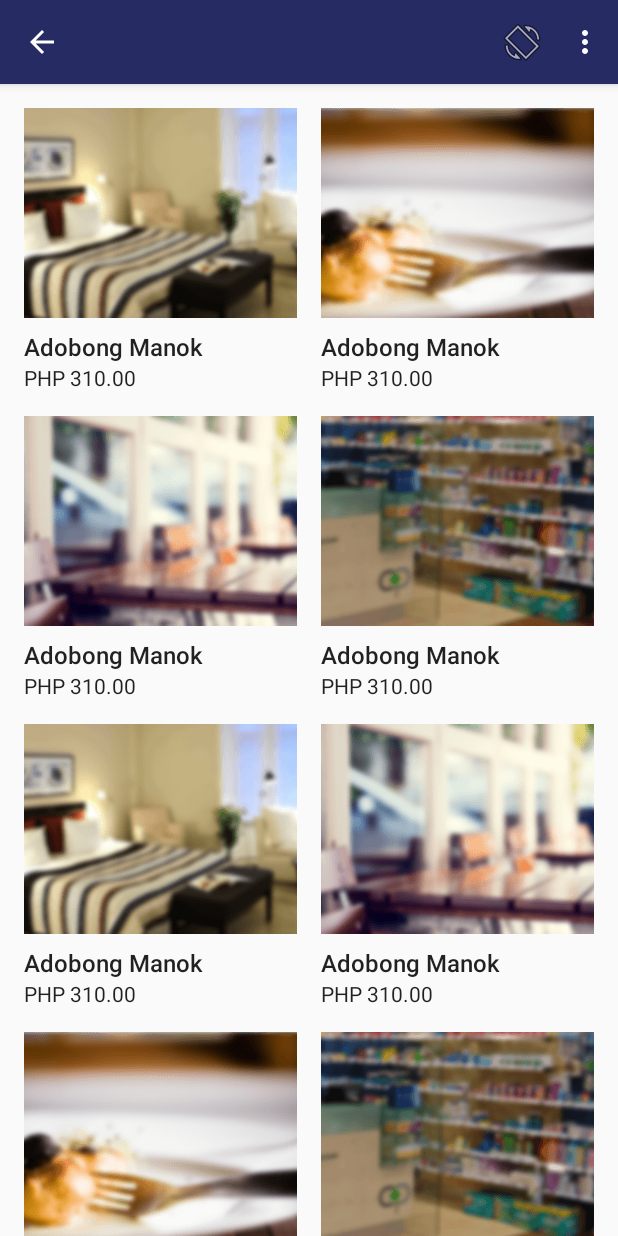
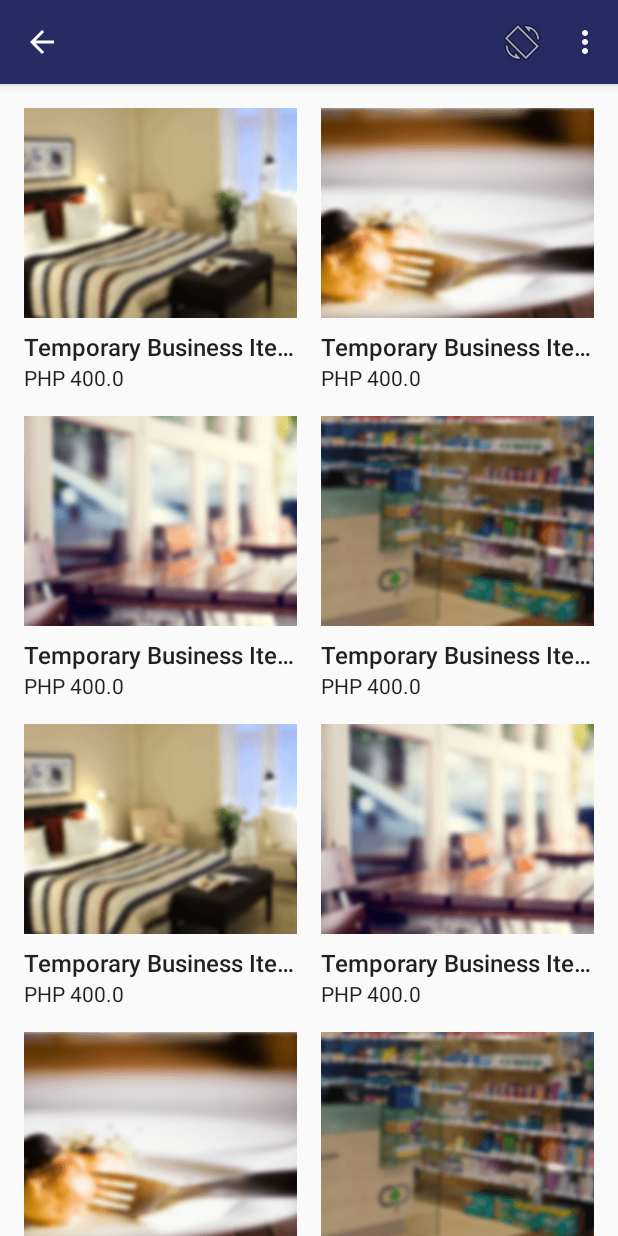
Before and after one commit to rustanacexd/Tara, an Android app: the fragment BusinessMenuFragment placed in its activity, on a phone screen of 412 x 824 dp. Run offline under Robolectric (Android 15) with nearby library versions, the phone set to English and light mode, and no system bars; 1 statement that could not run was skipped.

Commit message:
Business menu now using objects instead of static

```diff
--- a/app/src/main/java/com/trytara/tara/BusinessDetailActivity.java
+++ b/app/src/main/java/com/trytara/tara/BusinessDetailActivity.java
@@ -75,7 +75,7 @@ public class BusinessDetailActivity extends AppCompatActivity {
 
     private void setupViewPager(ViewPager viewPager) {
         ViewPagerAdapter adapter = new ViewPagerAdapter(getSupportFragmentManager());
-        adapter.addFrag(new BusinessMenuFragment(), "Menu");
+        adapter.addFrag(BusinessMenuFragment.newInstance(mBusinessPosition), "Menu");
         adapter.addFrag(new BusinessAboutFragment(), "About");
         adapter.addFrag(BusinessReviewFragment.newInstance(mBusinessPosition), "Reviews");
         adapter.addFrag(new BusinessContactFragment(), "Contact");
--- a/app/src/main/java/com/trytara/tara/adapters/BusinessListAdapter.java
+++ b/app/src/main/java/com/trytara/tara/adapters/BusinessListAdapter.java
@@ -17,6 +17,7 @@ import java.util.List;
 
 public class BusinessListAdapter extends RecyclerView.Adapter<BusinessListAdapter.ViewHolder> {
     private static final String TAG = "BusinessListAdapter";
+    private static final String EXTRA_POSITION = "com.trytara.tara.adapters.EXTRA_POSITION";
 
     private List<Business> mDataSet;
     private static Context mContext;
--- a/app/src/main/java/com/trytara/tara/adapters/business/BusinessDetailMenuAdapter.java
+++ b/app/src/main/java/com/trytara/tara/adapters/business/BusinessDetailMenuAdapter.java
@@ -12,12 +12,15 @@ import android.widget.TextView;
 
 import com.trytara.tara.BusinessItemDetailActivity;
 import com.trytara.tara.R;
+import com.trytara.tara.models.Business.Item;
+
+import java.util.List;
 
 public class BusinessDetailMenuAdapter extends RecyclerView.Adapter<BusinessDetailMenuAdapter.ViewHolder> {
 
     private static final String TAG = "BusinessDetailMenuAdapter";
 
-    //private List<Business> mDataSet;
+    private List<Item> mDataSet;
     int[] imgList = {R.drawable.hotels, R.drawable.restaurant, R.drawable.coffee_shop,
             R.drawable.pharmacy, R.drawable.hotels, R.drawable.coffee_shop, R.drawable.restaurant,
             R.drawable.pharmacy, R.drawable.hotels, R.drawable.restaurant, R.drawable.coffee_shop,
@@ -28,9 +31,9 @@ public class BusinessDetailMenuAdapter extends RecyclerView.Adapter<BusinessDeta
 
     private static Context mContext;
 
-    public BusinessDetailMenuAdapter(Context context) {
+    public BusinessDetailMenuAdapter(Context context, List<Item> dataSet) {
         mContext = context;
-        //mDataSet = dataSet;
+        mDataSet = dataSet;
     }
 
 
@@ -82,11 +85,14 @@ public class BusinessDetailMenuAdapter extends RecyclerView.Adapter<BusinessDeta
     @Override
     public void onBindViewHolder(ViewHolder viewHolder, final int position) {
         //Log.d(TAG, "Element " + position + " set.");
+        Item currentItem = mDataSet.get(position);
+        viewHolder.getMenuTitle().setText(currentItem.getTitle());
+        viewHolder.getMenuPrice().setText("PHP " + currentItem.getPrice());
         viewHolder.getMenuImage().setImageResource(imgList[position]);
     }
 
     @Override
     public int getItemCount() {
-        return imgList.length;
+        return mDataSet.size();
     }
 }
--- a/app/src/main/java/com/trytara/tara/fragments/business/BusinessMenuFragment.java
+++ b/app/src/main/java/com/trytara/tara/fragments/business/BusinessMenuFragment.java
@@ -5,40 +5,26 @@ import android.os.Bundle;
 import android.support.v4.app.Fragment;
 import android.support.v7.widget.GridLayoutManager;
 import android.support.v7.widget.RecyclerView;
-import android.support.v7.widget.StaggeredGridLayoutManager;
 import android.view.LayoutInflater;
 import android.view.View;
 import android.view.ViewGroup;
 
 import com.trytara.tara.R;
 import com.trytara.tara.adapters.business.BusinessDetailMenuAdapter;
+import com.trytara.tara.models.Business;
+import com.trytara.tara.models.BusinessDataSource;
 
 
 public class BusinessMenuFragment extends Fragment {
-    // TODO: Rename parameter arguments, choose names that match
-    // the fragment initialization parameters, e.g. ARG_ITEM_NUMBER
-    private static final String ARG_PARAM1 = "param1";
-    private static final String ARG_PARAM2 = "param2";
+    private static final String ARG_POSITION = "com.trytara.tara.fragments.business.position";
 
-    // TODO: Rename and change types of parameters
-    private String mParam1;
-    private String mParam2;
+    private int mPosition;
 
 
-    /**
-     * Use this factory method to create a new instance of
-     * this fragment using the provided parameters.
-     *
-     * @param param1 Parameter 1.
-     * @param param2 Parameter 2.
-     * @return A new instance of fragment BusinessMenuFragment.
-     */
-    // TODO: Rename and change types and number of parameters
-    public static BusinessMenuFragment newInstance(String param1, String param2) {
+    public static BusinessMenuFragment newInstance(int param1) {
         BusinessMenuFragment fragment = new BusinessMenuFragment();
         Bundle args = new Bundle();
-        args.putString(ARG_PARAM1, param1);
-        args.putString(ARG_PARAM2, param2);
+        args.putInt(ARG_POSITION, param1);
         fragment.setArguments(args);
         return fragment;
     }
@@ -51,8 +37,7 @@ public class BusinessMenuFragment extends Fragment {
     public void onCreate(Bundle savedInstanceState) {
         super.onCreate(savedInstanceState);
         if (getArguments() != null) {
-            mParam1 = getArguments().getString(ARG_PARAM1);
-            mParam2 = getArguments().getString(ARG_PARAM2);
+            mPosition = getArguments().getInt(ARG_POSITION);
         }
     }
 
@@ -63,9 +48,10 @@ public class BusinessMenuFragment extends Fragment {
         View view = inflater.inflate(R.layout.fragment_business_menu, container, false);
 
         RecyclerView rvBusinessMenuList = (RecyclerView) view.findViewById(R.id.rvBusinessMenuList);
-        BusinessDetailMenuAdapter adapter = new BusinessDetailMenuAdapter(getActivity());
+        Business business = BusinessDataSource.get(getActivity()).getBusiness(mPosition);
+        BusinessDetailMenuAdapter adapter = new BusinessDetailMenuAdapter(getActivity(), business.getItems());
         rvBusinessMenuList.setAdapter(adapter);
-        rvBusinessMenuList.setLayoutManager(new GridLayoutManager(getActivity(),2));
+        rvBusinessMenuList.setLayoutManager(new GridLayoutManager(getActivity(), 2));
 
         return view;
     }
--- a/app/src/main/java/com/trytara/tara/models/Business.java
+++ b/app/src/main/java/com/trytara/tara/models/Business.java
@@ -60,7 +60,7 @@ public class Business {
         return mItems;
     }
 
-    public void addMenu(Item item) {
+    public void addItem(Item item) {
         mItems.add(item);
     }
 
@@ -95,9 +95,9 @@ public class Business {
 
     }
 
-    private static class Item {
+    public static class Item {
         private final String mTitle;
-        private final String mPrice;
+        private final Double mPrice;
         private final String mDescription;
         private final String mStatus;
         private final String mCategory;
@@ -127,7 +127,7 @@ public class Business {
             return mTitle;
         }
 
-        public String getPrice() {
+        public Double getPrice() {
             return mPrice;
         }
 
@@ -170,12 +170,12 @@ public class Business {
 
     public static class ItemBuilder {
         private final String mTitle;
-        private final String mPrice;
+        private final Double mPrice;
         private String mDescription;
         private String mStatus;
         private String mCategory;
 
-        public ItemBuilder(String title, String price) {
+        public ItemBuilder(String title, Double price) {
             mTitle = title;
             mPrice = price;
         }
--- a/app/src/main/java/com/trytara/tara/models/BusinessDataSource.java
+++ b/app/src/main/java/com/trytara/tara/models/BusinessDataSource.java
@@ -17,7 +17,7 @@ public class BusinessDataSource implements BusinessDAO {
 
     private BusinessDataSource(Context context) {
         mContext = context.getApplicationContext();
-        mBusinesses = createBusinessList(200);
+        mBusinesses = createBusinessList(200, 20, 20);
     }
 
     public synchronized static BusinessDataSource get(Context context) {
@@ -28,7 +28,7 @@ public class BusinessDataSource implements BusinessDAO {
         return sBusinessDataSource;
     }
 
-    private List<Business> createBusinessList(int numBusiness) {
+    private List<Business> createBusinessList(int numBusiness, int numReviews, int numItems) {
         List<Business> businesses = new ArrayList<>();
         for (int i = 1; i <= numBusiness; i++) {
 
@@ -36,10 +36,15 @@ public class BusinessDataSource implements BusinessDAO {
             Business business = new BusinessBuilder("Business " + i, "Lorem ipsum grabeh ka nonsense lol Lorem ipsum grabeh ka nonsense lol" +
                     "lol", "062-2142406", "Pagadian City").build();
 
-            for (int j = 0; j <= 10; j++) {
+            for (int j = 0; j <= numReviews; j++) {
                 String temporaryReviewContent = "Review " + j + " Lorem ipsum dolor sit amet, consectetur adipisicing elit, sed do eiusmod\n" +
                         "tempor incididunt ut labore et dolore magna aliqua. Ut enim ad minim veniam";
                 business.addReview(new ReviewBuilder(temporaryReviewContent, 4.5f, "Reviewer Full name " + j).build());
+            }
+
+            for (int j = 0; j <= numItems; j++) {
+                String temporaryItemContent = "Temporary Business Item " + j;
+                business.addItem(new Business.ItemBuilder(temporaryItemContent, 400.0).build());
             }
 
             businesses.add(business);
--- a/app/src/main/res/layout/business_menu_row_item.xml
+++ b/app/src/main/res/layout/business_menu_row_item.xml
@@ -29,7 +29,7 @@
             android:id="@+id/menu_title"
             android:layout_width="wrap_content"
             android:layout_height="wrap_content"
-            android:text="Adobong Manok"/>
+            tools:text="Adobong Manok"/>
 
         <TextView
             android:singleLine="true"
@@ -37,7 +37,7 @@
             android:id="@+id/menu_price"
             android:layout_width="wrap_content"
             android:layout_height="wrap_content"
-            android:text="PHP 310.00"/>
+            tools:text="PHP 310.00"/>
 
 
 </GridLayout>
```
